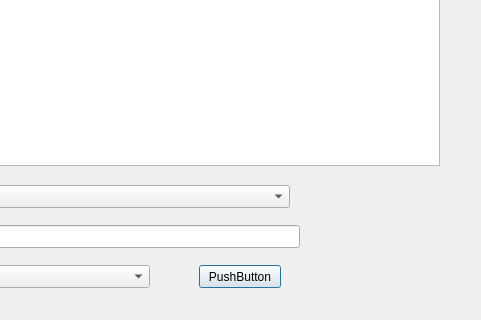
Old version of the form managecoursesdialog.ui in the repository MrRisoni/Gauss; both pictures show x 171 to 652 and y 245 to 565 of the 652 by 565 pixel window.
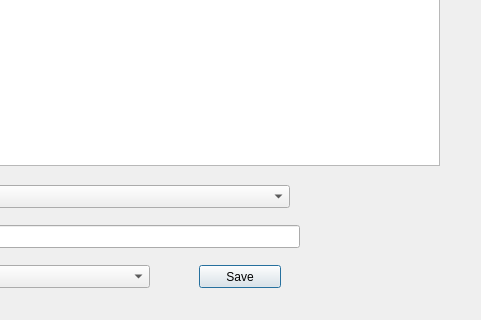
New version of the form.

What changed in the file:
```diff
--- a/managecoursesdialog.ui
+++ b/managecoursesdialog.ui
@@ -102,7 +102,7 @@
     </rect>
    </property>
    <property name="text">
-    <string>PushButton</string>
+    <string>Save</string>
    </property>
   </widget>
  </widget>
```
